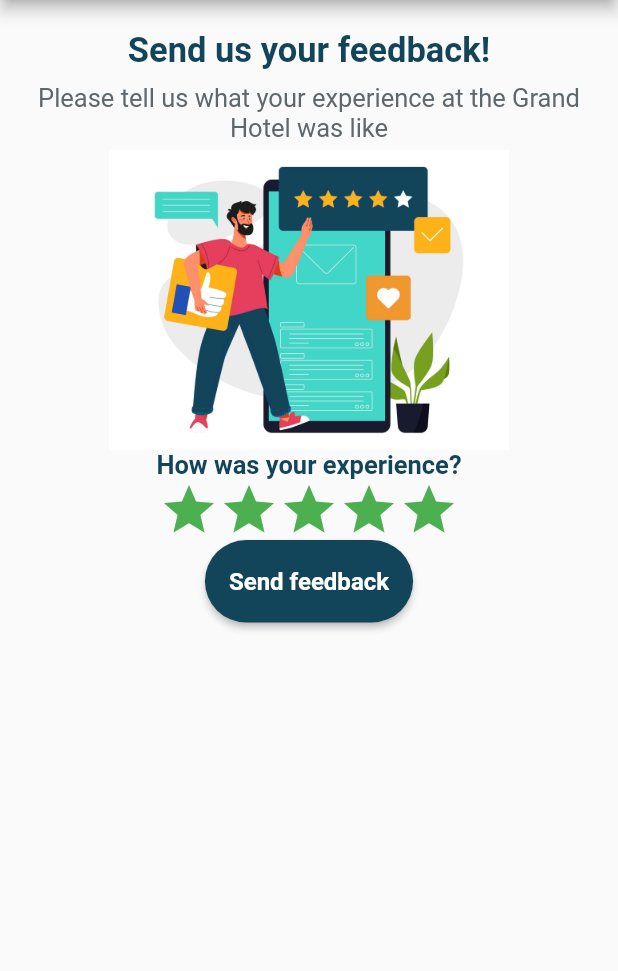
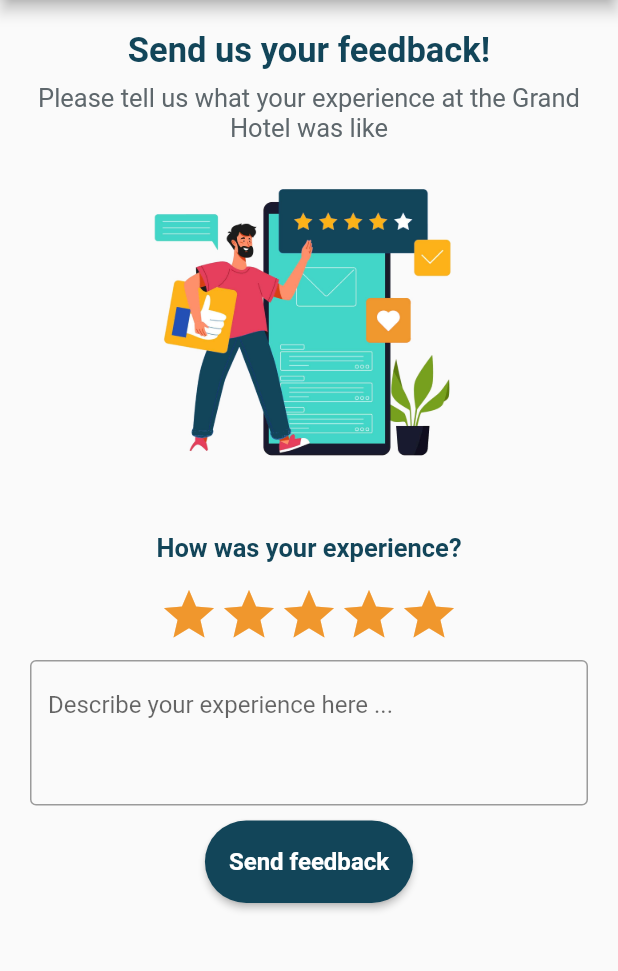
Before and after one commit to AprioteseAndreea/Licence-HotelApp, a Flutter app: the Feedback screen opened directly, after a tap on the "add comment" icon, on a phone screen of 412 x 824 dp, the part 84-1055 px from its top. Run offline on Flutter 3.47's test engine with Material 2 defaults, Android fonts, the phone set to English and light mode, and no system bars; drawn by our look-alikes of smooth_star_rating; our stand-ins replace cloud_firestore, firebase_auth, firebase_core, shared_preferences; missing offline and left inert: cloud_firestore_web, firebase_auth_web, firebase_core_web, shared_preferences_web; accounts and stored records are empty.

Commit message:
Finished Feedback Screen

```diff
--- a/Hotel-App/lib/screens/authentication/authentication_services/auth_services.dart
+++ b/Hotel-App/lib/screens/authentication/authentication_services/auth_services.dart
@@ -1,4 +1,5 @@
 import 'dart:io';
+import 'package:first_app_flutter/screens/services/feedback_service.dart';
 import 'package:first_app_flutter/screens/services/user_service.dart';
 import 'package:flutter/widgets.dart';
 import 'package:firebase_auth/firebase_auth.dart';
@@ -36,6 +37,7 @@
     setLoading(true);
     try {
       UserService userService = UserService();
+      FeedbackService feedbackService = FeedbackService();
       UserCredential authResult = await firebaseAuth.signInWithEmailAndPassword(
           email: email, password: password);
       User? user = authResult.user;
--- a/Hotel-App/lib/screens/user_screens/add_feedback.dart
+++ b/Hotel-App/lib/screens/user_screens/add_feedback.dart
@@ -1,5 +1,8 @@
 import 'package:first_app_flutter/models/feedback_model.dart';
+import 'package:first_app_flutter/screens/authentication/authentication_services/auth_services.dart';
 import 'package:first_app_flutter/screens/services/feedback_service.dart';
+import 'package:first_app_flutter/screens/user_screens/feedback.dart'
+    as FeedbackScreen;
 import 'package:smooth_star_rating/smooth_star_rating.dart';
 import 'package:flutter/cupertino.dart';
 import 'package:flutter/material.dart';
@@ -14,11 +17,23 @@
 class _AddFeedback extends State<AddFeedback> {
   final GlobalKey<FormState> _formkey = GlobalKey<FormState>();
   late List<FeedbackModel> feedbacks = [];
-
+  late TextEditingController _feedbackController;
+  String name = "", date = "";
+  AuthServices authServices = AuthServices();
   double rating = 5.0;
   @override
   void initState() {
+    DateTime dateToday = DateTime.now();
+    date = dateToday.toString().substring(0, 10);
+
     super.initState();
+    _feedbackController = TextEditingController();
+
+    authServices.getCurrentUser().then((value) {
+      setState(() {
+        name = value!.displayName!;
+      });
+    });
   }
 
   @override
@@ -46,7 +61,7 @@
                 ),
                 const Padding(
                   padding:
-                      EdgeInsets.only(left: 20, right: 20, bottom: 5, top: 8),
+                      EdgeInsets.only(left: 20, right: 20, bottom: 20, top: 8),
                   child: Text(
                     "Please tell us what your experience at the Grand Hotel was like",
                     style: TextStyle(
@@ -59,8 +74,11 @@
                 ),
 
                 Image.asset(
-                  'assets/images/feedback_image_two.jpg',
+                  'assets/images/feedback_background3.jpg',
                   height: 200,
+                ),
+                const SizedBox(
+                  height: 20,
                 ), //   <--- image
                 Padding(
                   padding: const EdgeInsets.only(left: 20, right: 20),
@@ -69,6 +87,9 @@
                     child: Column(
                       crossAxisAlignment: CrossAxisAlignment.center,
                       children: [
+                        const SizedBox(
+                          height: 20,
+                        ),
                         const Text(
                           "How was your experience?",
                           style: TextStyle(
@@ -77,6 +98,9 @@
                             fontWeight: FontWeight.bold,
                           ),
                           textAlign: TextAlign.start,
+                        ),
+                        const SizedBox(
+                          height: 15,
                         ),
                         SmoothStarRating(
                           allowHalfRating: true,
@@ -88,13 +112,42 @@
                           rating: 5.0,
                           starCount: 5,
                           size: 40.0,
-                          isReadOnly: true,
-                          color: Colors.green,
-                          borderColor: Colors.green,
+                          isReadOnly: false,
+                          color: const Color(0xFFF0972D),
+                          borderColor: const Color(0xFFCD7700),
                           spacing: 0.0,
                         ),
+                        const SizedBox(
+                          height: 10,
+                        ),
+                        TextField(
+                          controller: _feedbackController,
+                          decoration: const InputDecoration(
+                            hintText: "Describe your experience here ...",
+                            border: OutlineInputBorder(),
+                          ),
+                          keyboardType: TextInputType.multiline,
+                          maxLines: 3,
+                        ),
+                        const SizedBox(
+                          height: 10,
+                        ),
                         MaterialButton(
-                          onPressed: () {},
+                          onPressed: () {
+                            FeedbackModel feedback = FeedbackModel(
+                                user: name,
+                                date: date,
+                                feedback: _feedbackController.text,
+                                stars: rating.toString());
+                            feedbackService.addFeedbackInFirebase(feedback);
+                            Navigator.pushAndRemoveUntil(
+                                context,
+                                MaterialPageRoute(
+                                  builder: (context) =>
+                                      const FeedbackScreen.Feedback(),
+                                ),
+                                ModalRoute.withName('/'));
+                          },
                           height: 55,
                           color: Theme.of(context).primaryColor,
                           textColor: Colors.white,
--- a/Hotel-App/lib/screens/user_screens/feedback.dart
+++ b/Hotel-App/lib/screens/user_screens/feedback.dart
@@ -30,7 +30,7 @@
     feedbacks = feedbackService.getFeedbacks();
     return Scaffold(
         appBar: AppBar(
-          title: const Text('Feedback'),
+          title: Text('Feedback ${feedbacks.length}'),
           actions: [
             IconButton(
               icon: const Icon(Icons.add_comment),
@@ -48,6 +48,7 @@
         body: SafeArea(
           child: SingleChildScrollView(
             child: ListView.builder(
+                physics: const NeverScrollableScrollPhysics(),
                 shrinkWrap: true,
                 itemCount: feedbacks.length,
                 itemBuilder: (BuildContext context, int index) {
@@ -63,7 +64,7 @@
                           padding: const EdgeInsets.only(
                               left: 20, right: 20, bottom: 10),
                           child: Text(
-                            "${'"'}${feedbacks[index].feedback}${'"'}",
+                            feedbacks[index].feedback,
                             style: const TextStyle(fontStyle: FontStyle.italic),
                             maxLines: 5,
                             overflow: TextOverflow.fade,
--- a/Hotel-App/lib/screens/user_screens/get_room.dart
+++ b/Hotel-App/lib/screens/user_screens/get_room.dart
@@ -254,8 +254,7 @@
                             ),
                           ),
                         ),
-                        Container(
-                          child: DropdownButton<String>(
+                        DropdownButton<String>(
                           focusColor: Colors.white,
                           value: _adultsNumberValue,
                           //elevation: 5,
@@ -290,7 +289,6 @@
                               _adultsNumberValue = value;
                             });
                           },
-                          ),
                         ),
                       ],
                     ),
```
Also changed, not shown: Hotel-App/lib/screens/services/feedback_service.dart (+13 -0 lines), Hotel-App/assets/images/feedback_background3.jpg (added), Hotel-App/assets/images/feedback_image.png (deleted), 1 other file. Lines whose indentation alone changed are shown as unchanged.
